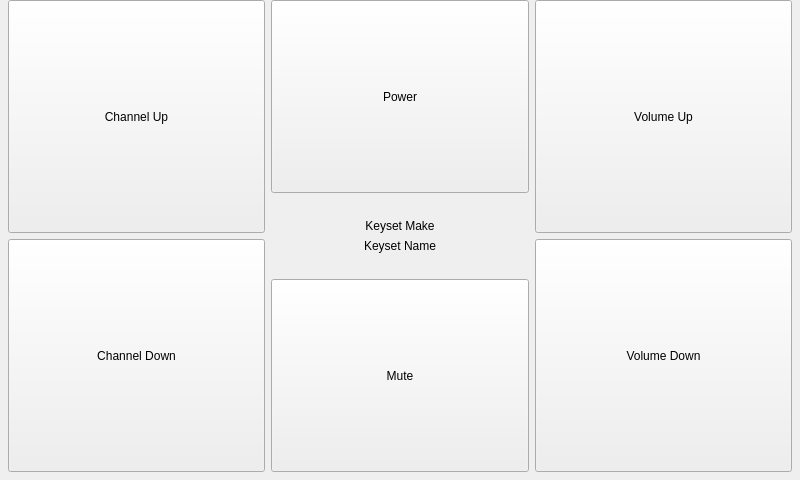
Old version of the form forms/pirmainform.ui in the repository jpietrzak8/Pierogi.
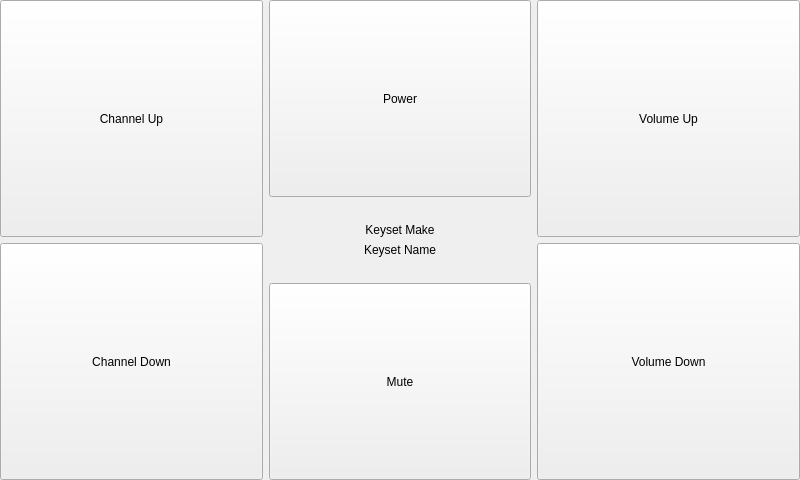
New version of the form. Icons and pictures are not drawn.

What changed in the file:
```diff
--- a/forms/pirmainform.ui
+++ b/forms/pirmainform.ui
@@ -14,18 +14,9 @@
    <string>Form</string>
   </property>
   <layout class="QGridLayout" name="gridLayout">
-   <property name="leftMargin">
-    <number>8</number>
-   </property>
-   <property name="topMargin">
+   <property name="margin">
     <number>0</number>
    </property>
-   <property name="rightMargin">
-    <number>8</number>
-   </property>
-   <property name="bottomMargin">
-    <number>8</number>
-   </property>
    <item row="0" column="0">
     <widget class="QPushButton" name="mainChannelUpButton">
      <property name="sizePolicy">
```
